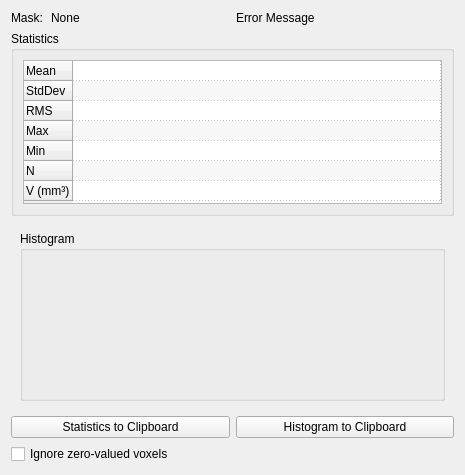
Above: Plugins/org.mitk.gui.qt.measurementtoolbox/src/internal/QmitkImageStatisticsViewControls.ui from MITK/MITK before the change. Below: the same form after it.
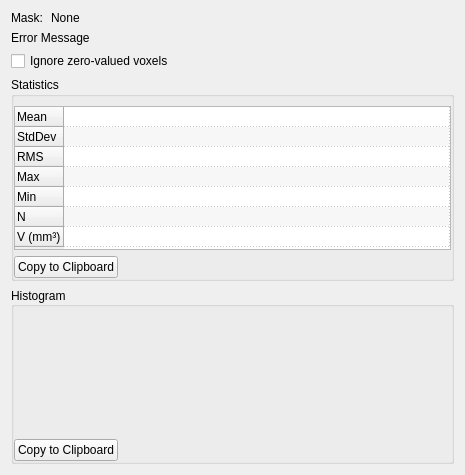
That is the form after the change. The open tabs and pages were chosen to show the change. Custom widgets are drawn as their Qt base class.

Commit message: Cleaner GUI for the statistics view.

Patch:
```diff
--- a/Plugins/org.mitk.gui.qt.measurementtoolbox/src/internal/QmitkImageStatisticsViewControls.ui
+++ b/Plugins/org.mitk.gui.qt.measurementtoolbox/src/internal/QmitkImageStatisticsViewControls.ui
@@ -16,8 +16,8 @@
   <property name="windowTitle">
    <string>Form</string>
   </property>
-  <layout class="QGridLayout" name="gridLayout_11">
-   <item row="0" column="0">
+  <layout class="QVBoxLayout" name="verticalLayout_2">
+   <item>
     <layout class="QGridLayout" name="gridLayout_5">
      <item row="0" column="0">
       <widget class="QLabel" name="label_2">
@@ -44,13 +44,39 @@
      </item>
     </layout>
    </item>
-   <item row="2" column="0" colspan="2">
+   <item>
+    <widget class="QLabel" name="m_ErrorMessageLabel">
+     <property name="text">
+      <string>Error Message</string>
+     </property>
+     <property name="textFormat">
+      <enum>Qt::AutoText</enum>
+     </property>
+    </widget>
+   </item>
+   <item>
+    <widget class="QCheckBox" name="m_IgnoreZerosCheckbox">
+     <property name="text">
+      <string>Ignore zero-valued voxels</string>
+     </property>
+    </widget>
+   </item>
+   <item>
     <widget class="QGroupBox" name="groupBox_3">
      <property name="title">
       <string>Statistics</string>
      </property>
-     <layout class="QGridLayout" name="gridLayout_4">
-      <item row="0" column="0">
+     <layout class="QVBoxLayout" name="verticalLayout">
+      <property name="leftMargin">
+       <number>0</number>
+      </property>
+      <property name="rightMargin">
+       <number>0</number>
+      </property>
+      <property name="bottomMargin">
+       <number>0</number>
+      </property>
+      <item>
        <widget class="QTableWidget" name="m_StatisticsTable">
         <property name="sizePolicy">
          <sizepolicy hsizetype="Preferred" vsizetype="Fixed">
@@ -70,15 +96,6 @@
           <height>144</height>
          </size>
         </property>
-        <property name="baseSize">
-         <size>
-          <width>250</width>
-          <height>185</height>
-         </size>
-        </property>
-        <property name="lineWidth">
-         <number>1</number>
-        </property>
         <property name="verticalScrollBarPolicy">
          <enum>Qt::ScrollBarAlwaysOff</enum>
         </property>
@@ -181,47 +198,17 @@
         </column>
        </widget>
       </item>
+      <item alignment="Qt::AlignLeft">
+       <widget class="QPushButton" name="m_ButtonCopyStatisticsToClipboard">
+        <property name="text">
+         <string>Copy to Clipboard</string>
+        </property>
+       </widget>
+      </item>
      </layout>
     </widget>
    </item>
-   <item row="3" column="0" colspan="2">
-    <widget class="QStackedWidget" name="m_StatisticsWidgetStack">
-     <property name="enabled">
-      <bool>true</bool>
-     </property>
-     <property name="sizePolicy">
-      <sizepolicy hsizetype="Preferred" vsizetype="Preferred">
-       <horstretch>0</horstretch>
-       <verstretch>0</verstretch>
-      </sizepolicy>
-     </property>
-     <property name="maximumSize">
-      <size>
-       <width>447</width>
-       <height>16777215</height>
-      </size>
-     </property>
-     <property name="autoFillBackground">
-      <bool>false</bool>
-     </property>
-     <property name="frameShape">
-      <enum>QFrame::NoFrame</enum>
-     </property>
-     <property name="frameShadow">
-      <enum>QFrame::Plain</enum>
-     </property>
-     <property name="lineWidth">
-      <number>-1</number>
-     </property>
-     <property name="midLineWidth">
-      <number>-1</number>
-     </property>
-     <property name="currentIndex">
-      <number>1</number>
-     </property>
-     <widget class="QWidget" name="page">
-      <layout class="QGridLayout" name="gridLayout_8">
-       <item row="0" column="0">
+   <item>
         <widget class="QGroupBox" name="groupBox">
          <property name="minimumSize">
           <size>
@@ -232,107 +219,45 @@
          <property name="title">
           <string>Histogram</string>
          </property>
+     <property name="alignment">
+      <set>Qt::AlignLeading|Qt::AlignLeft|Qt::AlignVCenter</set>
+     </property>
          <property name="checkable">
           <bool>false</bool>
          </property>
-         <layout class="QGridLayout" name="gridLayout_3">
-          <property name="margin">
-           <number>0</number>
-          </property>
+     <layout class="QVBoxLayout" name="verticalLayout_3">
           <property name="spacing">
+       <number>6</number>
+      </property>
+      <property name="leftMargin">
            <number>0</number>
           </property>
-          <item row="1" column="0">
-           <widget class="QmitkVtkHistogramWidget" name="m_HistogramWidget" native="true">
-            <property name="enabled">
-             <bool>true</bool>
-            </property>
-            <property name="sizePolicy">
-             <sizepolicy hsizetype="Expanding" vsizetype="Expanding">
-              <horstretch>0</horstretch>
-              <verstretch>0</verstretch>
-             </sizepolicy>
-            </property>
-           </widget>
-          </item>
-         </layout>
-        </widget>
-       </item>
-      </layout>
-     </widget>
-     <widget class="QWidget" name="page_2">
-      <layout class="QGridLayout" name="gridLayout_9">
-       <item row="1" column="0">
-        <widget class="QGroupBox" name="groupBox_2">
-         <property name="title">
-          <string>Intensity Profile</string>
-         </property>
-         <layout class="QGridLayout" name="gridLayout_10">
-          <property name="margin">
+      <property name="topMargin">
+       <number>9</number>
+      </property>
+      <property name="rightMargin">
+       <number>0</number>
+      </property>
+      <property name="bottomMargin">
            <number>0</number>
           </property>
-          <property name="spacing">
+      <item>
+       <widget class="QStackedWidget" name="m_StatisticsWidgetStack">
+        <property name="currentIndex">
            <number>0</number>
           </property>
-          <item row="0" column="0">
-           <widget class="QmitkVtkLineProfileWidget" name="m_LineProfileWidget" native="true"/>
-          </item>
-         </layout>
-        </widget>
-       </item>
-      </layout>
-     </widget>
-    </widget>
-   </item>
-   <item row="4" column="0" colspan="2">
-    <layout class="QGridLayout" name="gridLayout_7">
-     <item row="0" column="0">
-      <widget class="QPushButton" name="m_ButtonCopyStatisticsToClipboard">
-       <property name="text">
-        <string>Statistics to Clipboard</string>
-       </property>
-      </widget>
-     </item>
-     <item row="0" column="1">
+        <widget class="QmitkVtkHistogramWidget" name="m_HistogramWidget"/>
+        <widget class="QmitkVtkLineProfileWidget" name="m_LineProfileWidget"/>
+       </widget>
+      </item>
+      <item alignment="Qt::AlignLeft">
       <widget class="QPushButton" name="m_ButtonCopyHistogramToClipboard">
        <property name="text">
-        <string>Histogram to Clipboard</string>
+         <string>Copy to Clipboard</string>
        </property>
       </widget>
      </item>
     </layout>
-   </item>
-   <item row="5" column="1">
-    <spacer name="spacer2">
-     <property name="orientation">
-      <enum>Qt::Vertical</enum>
-     </property>
-     <property name="sizeType">
-      <enum>QSizePolicy::Preferred</enum>
-     </property>
-     <property name="sizeHint" stdset="0">
-      <size>
-       <width>10</width>
-       <height>1</height>
-      </size>
-     </property>
-    </spacer>
-   </item>
-   <item row="0" column="1">
-    <widget class="QLabel" name="m_ErrorMessageLabel">
-     <property name="text">
-      <string>Error Message</string>
-     </property>
-     <property name="textFormat">
-      <enum>Qt::AutoText</enum>
-     </property>
-    </widget>
-   </item>
-   <item row="5" column="0">
-    <widget class="QCheckBox" name="m_IgnoreZerosCheckbox">
-     <property name="text">
-      <string>Ignore zero-valued voxels</string>
-     </property>
     </widget>
    </item>
   </layout>
```
Lines whose indentation alone changed are shown as unchanged. The commit also changes 5 other files.
